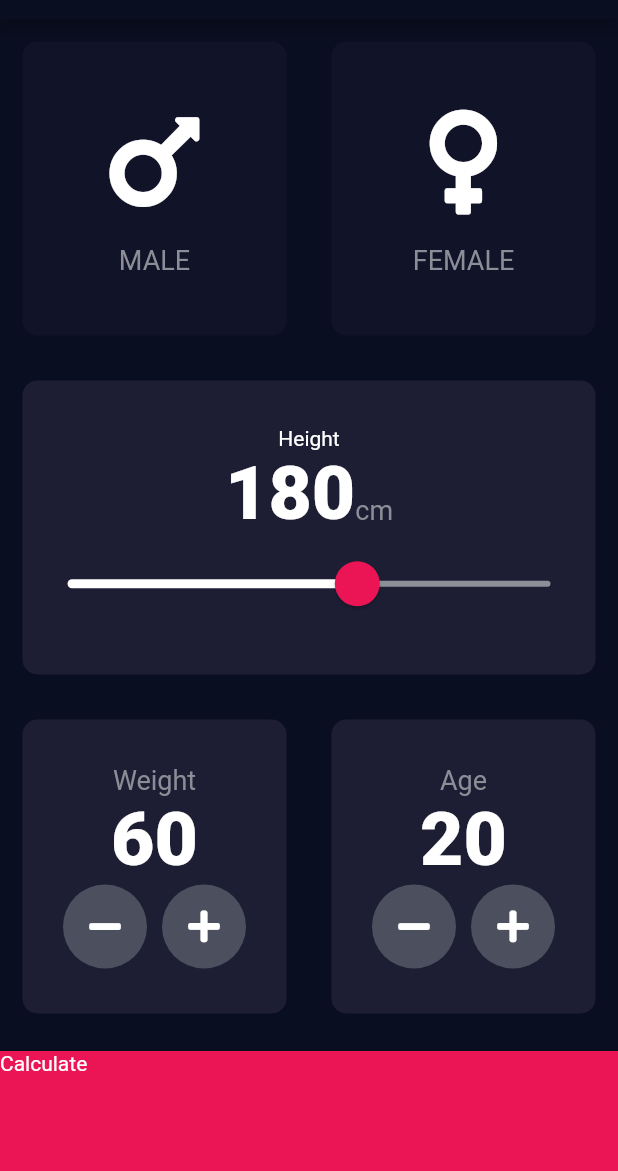
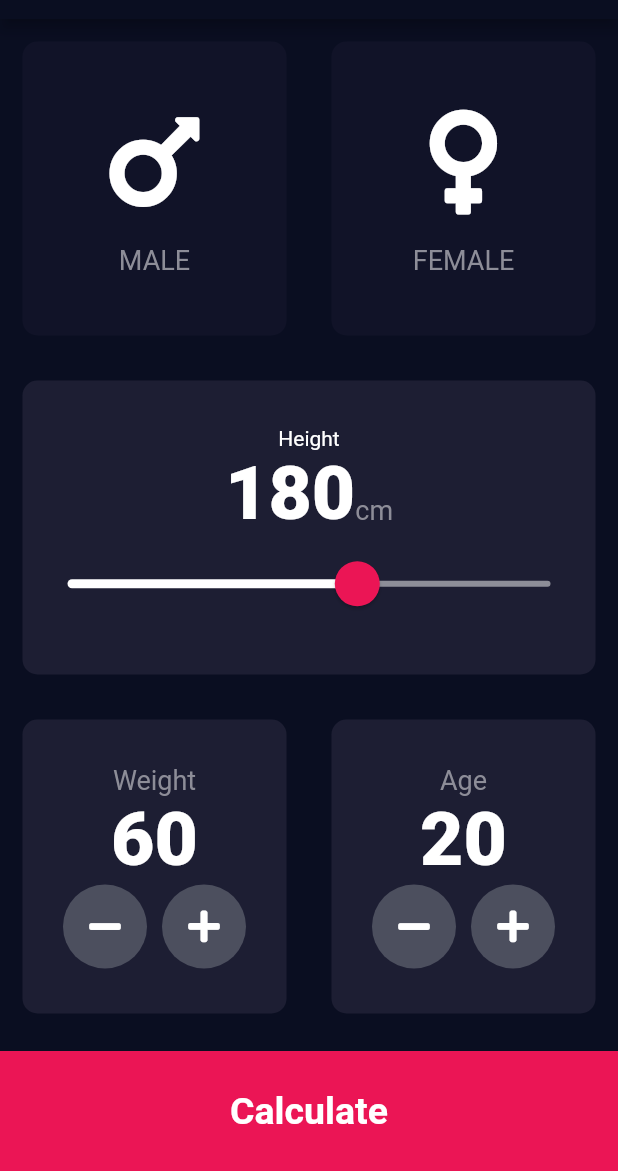
Before and after one commit to nikkashid/flutter_bmiCalculator, a Flutter app: the screen it shows after launch, on a phone screen of 412 x 824 dp, the part 65-1236 px from its top. Run offline on Flutter 3.47's test engine with Material 2 defaults, Android fonts, the phone set to English and light mode, and no system bars; our stand-ins replace font_awesome_flutter.

Commit message:
Navigation to next screen , creation of result page , reformatting code with directory creation.

```diff
--- /dev/null
+++ b/lib/components/bottom_button.dart
@@ -0,0 +1,26 @@
+import 'package:flutter/material.dart';
+
+import '../constants.dart';
+
+class BottomButtonWidget extends StatelessWidget {
+  BottomButtonWidget({required this.onTap, required this.buttonText});
+
+  final VoidCallback onTap;
+  final String buttonText;
+
+  @override
+  Widget build(BuildContext context) {
+    return GestureDetector(
+      onTap: onTap,
+      child: Container(
+        child: Center(
+          child: Text(buttonText, style: kLargeButtonTextStyle),
+        ),
+        color: kBottomContainerColor,
+        margin: EdgeInsets.only(top: kBottomButtonMargin),
+        width: double.infinity,
+        height: kBottomContainerHeight,
+      ),
+    );
+  }
+}
--- a/lib/icon_content.dart
+++ b/lib/components/icon_content.dart
@@ -1,6 +1,6 @@
 import 'package:flutter/material.dart';
 
-import 'constants.dart';
+import '../constants.dart';
 
 class IconContent extends StatelessWidget {
   final IconData icon;
--- /dev/null
+++ b/lib/components/round_icon_button.dart
@@ -0,0 +1,20 @@
+import 'package:flutter/material.dart';
+
+class RoundIconButton extends StatelessWidget {
+  RoundIconButton({required this.iconData, required this.onPressed});
+
+  final IconData iconData;
+  final VoidCallback onPressed;
+
+  @override
+  Widget build(BuildContext context) {
+    return RawMaterialButton(
+      child: Icon(iconData),
+      elevation: 0.0,
+      constraints: BoxConstraints.tightFor(width: 56.0, height: 56.0),
+      shape: CircleBorder(),
+      fillColor: Color(0xFF4C4F5E),
+      onPressed: onPressed,
+    );
+  }
+}
--- a/lib/constants.dart
+++ b/lib/constants.dart
@@ -2,6 +2,7 @@ import 'package:flutter/material.dart';
 
 const kAppName = 'BMI CALCULATOR';
 const kCalculate = 'Calculate';
+const kReCalculate = 'Re-Calculate';
 const kBottomContainerHeight = 80.0;
 const kBottomButtonMargin = 10.0;
 const kActiveCardColor = Color(0xFF1D1E33);
@@ -27,3 +28,15 @@ const kLabelTextStyle = TextStyle(
 );
 
 const kNumberTextStyle = TextStyle(fontSize: 50.0, fontWeight: FontWeight.w900);
+
+const kLargeButtonTextStyle =
+    TextStyle(fontSize: 25.0, fontWeight: FontWeight.bold);
+
+const kTitleTextStyle = TextStyle(fontSize: 50.0, fontWeight: FontWeight.bold);
+
+const kResultsTextStyle = TextStyle(
+    color: Color(0xFF24D876), fontSize: 22.0, fontWeight: FontWeight.bold);
+
+const kBMITextStyle = TextStyle(fontSize: 100.0, fontWeight: FontWeight.bold);
+
+const kBodyTextStyle = TextStyle(fontSize: 22.0);
--- a/lib/main.dart
+++ b/lib/main.dart
@@ -1,6 +1,5 @@
+import 'package:bmi_calculator/screens/input_dart.dart';
 import 'package:flutter/material.dart';
-
-import 'input_dart.dart';
 
 void main() => runApp(BMICalculator());
 
--- a/lib/input_dart.dart
+++ b/lib/screens/input_dart.dart
@@ -1,10 +1,12 @@
-import 'package:bmi_calculator/results_page.dart';
+import 'package:bmi_calculator/components/bottom_button.dart';
+import 'package:bmi_calculator/components/icon_content.dart';
+import 'package:bmi_calculator/components/reusable_card.dart';
+import 'package:bmi_calculator/components/round_icon_button.dart';
+import 'package:bmi_calculator/screens/results_page.dart';
 import 'package:flutter/material.dart';
 import 'package:font_awesome_flutter/font_awesome_flutter.dart';
 
-import 'constants.dart';
-import 'icon_content.dart';
-import 'reusable_card.dart';
+import '../constants.dart';
 
 enum Gender { male, female, initial }
 
@@ -189,42 +191,16 @@ class _InputPageState extends State<InputPage> {
               ],
             ),
           ),
-          GestureDetector(
+          BottomButtonWidget(
               onTap: () {
                 Navigator.push(
                   context,
                   MaterialPageRoute(builder: (context) => ResultsPage()),
                 );
               },
-            child: Container(
-              child: Text(kCalculate),
-              color: kBottomContainerColor,
-              margin: EdgeInsets.only(top: kBottomButtonMargin),
-              width: double.infinity,
-              height: kBottomContainerHeight,
-            ),
-          )
+              buttonText: kCalculate)
         ],
       ),
     );
   }
 }
-
-class RoundIconButton extends StatelessWidget {
-  RoundIconButton({required this.iconData, required this.onPressed});
-
-  final IconData iconData;
-  final VoidCallback onPressed;
-
-  @override
-  Widget build(BuildContext context) {
-    return RawMaterialButton(
-      child: Icon(iconData),
-      elevation: 0.0,
-      constraints: BoxConstraints.tightFor(width: 56.0, height: 56.0),
-      shape: CircleBorder(),
-      fillColor: Color(0xFF4C4F5E),
-      onPressed: onPressed,
-    );
-  }
-}
```
Also changed, not shown: lib/results_page.dart (deleted, +0 -15 lines), lib/screens/results_page.dart (added, +62 -0 lines), lib/components/reusable_card.dart (renamed from lib/reusable_card.dart). Lines whose indentation alone changed are shown as unchanged.
